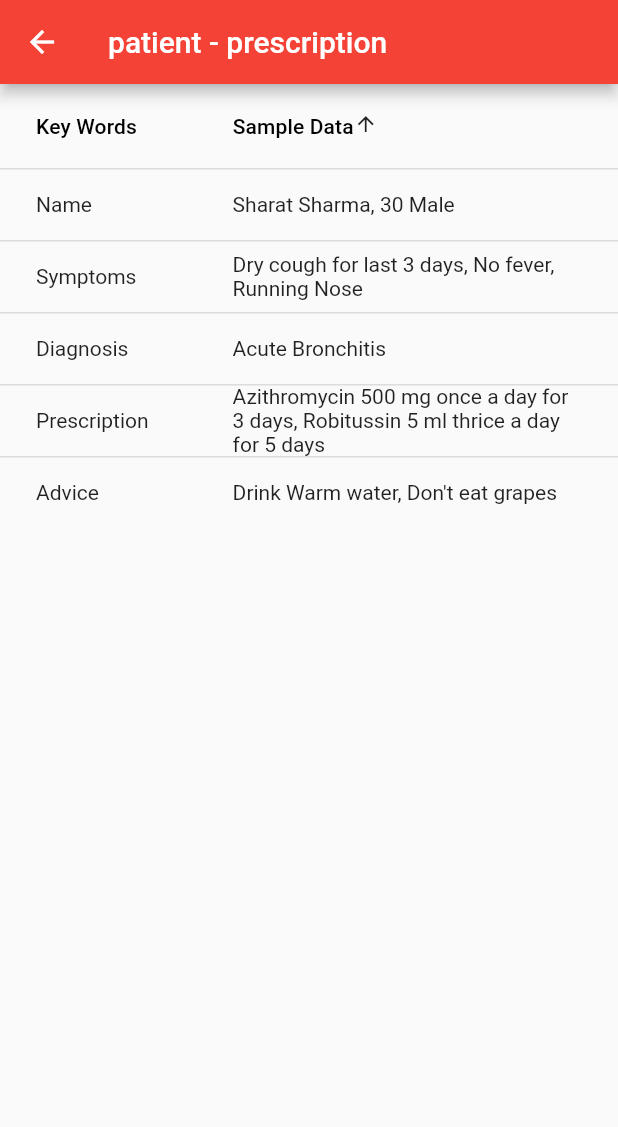
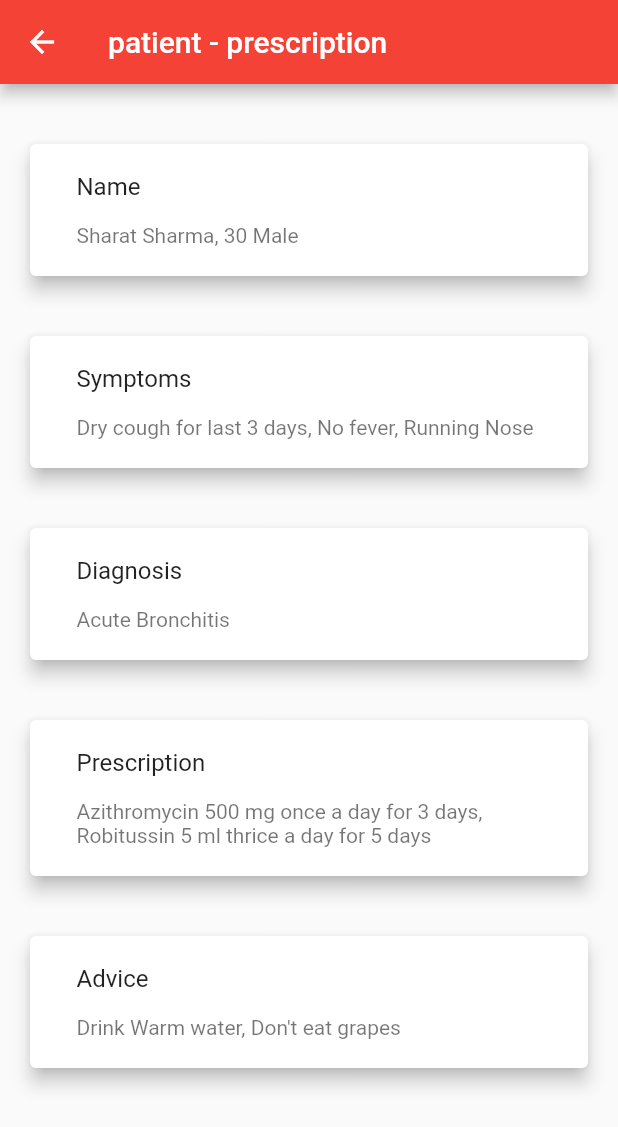
Before and after one commit to nicks101/doctor_prescription_app, a Flutter app: the PatientReportScreen screen opened by its route, on a phone screen of 412 x 824 dp. Shown: the top 1127 px of the screen. Run offline on Flutter 3.47's test engine with Material 2 defaults, Android fonts, the phone set to English and light mode, and no system bars; our stand-ins replace simple_animations, speech_to_text; missing offline and left inert: speech_recognition.

Commit message:
patient report changed

```diff
--- a/lib/screens/login_screen.dart
+++ b/lib/screens/login_screen.dart
@@ -1,9 +1,10 @@
+import 'package:doctor_prescriptions/screens/demo_speech.dart';
 import 'package:flutter/material.dart';
 
 import '../widgets/radio_button.dart';
 import '../animation/fade_animation.dart';
-import './demo_speech.dart';
 import './patient_report_screen.dart';
+import './description_screen.dart';
 
 class LoginScreen extends StatefulWidget {
   static const routeName = '/login-screen';
@@ -186,6 +187,8 @@ class _LoginScreenState extends State<LoginScreen> {
                               ),
                               onPressed: () {
                                 if (_selectedButton == 1) {
+                                  // Navigator.of(context).pushReplacementNamed(
+                                  //     DescriptionScreen.routeName);
                                   Navigator.of(context).pushReplacementNamed(
                                       DemoSpeech.routeName);
                                 } else if (_selectedButton == 2) {
--- a/lib/screens/patient_report_screen.dart
+++ b/lib/screens/patient_report_screen.dart
@@ -8,52 +8,74 @@ class PatientReportScreen extends StatefulWidget {
 }
 
 class _PatientReportScreenState extends State<PatientReportScreen> {
-  Widget bodyData() => DataTable(
-      onSelectAll: (b) {},
-      sortColumnIndex: 1,
-      sortAscending: true,
-      columns: <DataColumn>[
-        DataColumn(
-          label: Text("Key Words"),
-          numeric: false,
-          onSort: (i, b) {
-            print("$i $b");
-            setState(() {
-              names.sort((a, b) => a.firstName.compareTo(b.firstName));
-            });
-          },
-          tooltip: "To display first name of the Name",
+
+  double padding = 15.0;
+
+  Widget _buildCard(String firstName, String lastName) {
+    return Container(
+      padding: const EdgeInsets.all(16),
+      child: Card(
+        elevation: 5,
+        child: ListTile(
+          title: Container(
+            padding: EdgeInsets.all(padding),
+            child: Text(firstName),
+          ),
+          subtitle: Container(
+            padding: EdgeInsets.only(bottom: padding, left: padding, right: padding),
+            child: Text(lastName),
+          ),
         ),
-        DataColumn(
-          label: Text("Sample Data"),
-          numeric: false,
-          onSort: (i, b) {
-            print("$i $b");
-            setState(() {
-              names.sort((a, b) => a.lastName.compareTo(b.lastName));
-            });
-          },
-          tooltip: "To display last name of the Name",
-        ),
-      ],
-      rows: names
-          .map(
-            (name) => DataRow(
-                  cells: [
-                    DataCell(
-                      Text(name.firstName),
-                      showEditIcon: false,
-                      placeholder: false,
-                    ),
-                    DataCell(
-                      Text(name.lastName),
-                      showEditIcon: false,
-                      placeholder: false,
-                    )
-                  ],
-                ),
-          )
-          .toList());
+      ),
+    );
+  }
+
+  // Widget bodyData() => DataTable(
+  //     onSelectAll: (b) {},
+  //     sortColumnIndex: 1,
+  //     sortAscending: true,
+  //     columns: <DataColumn>[
+  //       DataColumn(
+  //         label: Text("Key Words"),
+  //         numeric: false,
+  //         onSort: (i, b) {
+  //           print("$i $b");
+  //           setState(() {
+  //             names.sort((a, b) => a.firstName.compareTo(b.firstName));
+  //           });
+  //         },
+  //         tooltip: "To display first name of the Name",
+  //       ),
+  //       DataColumn(
+  //         label: Text("Sample Data"),
+  //         numeric: false,
+  //         onSort: (i, b) {
+  //           print("$i $b");
+  //           setState(() {
+  //             names.sort((a, b) => a.lastName.compareTo(b.lastName));
+  //           });
+  //         },
+  //         tooltip: "To display last name of the Name",
+  //       ),
+  //     ],
+  //     rows: names
+  //         .map(
+  //           (name) => DataRow(
+  //                 cells: [
+  //                   DataCell(
+  //                     Text(name.firstName),
+  //                     showEditIcon: false,
+  //                     placeholder: false,
+  //                   ),
+  //                   DataCell(
+  //                     Text(name.lastName),
+  //                     showEditIcon: false,
+  //                     placeholder: false,
+  //                   )
+  //                 ],
+  //               ),
+  //         )
+  //         .toList());
 
   @override
   Widget build(BuildContext context) {
@@ -62,7 +84,13 @@ class _PatientReportScreenState extends State<PatientReportScreen> {
         title: Text("patient - prescription"),
       ),
       body: Container(
-        child: bodyData(),
+        margin: EdgeInsets.only(top: 20),
+        child: ListView.builder(
+          itemCount: names.length,
+          itemBuilder: (ctx, index) {
+            return _buildCard(names[index].firstName, names[index].lastName);
+          },
+        ),
       ),
     );
   }
@@ -77,14 +105,19 @@ class Name {
 
 var names = <Name>[
   Name(firstName: "Name", lastName: "Sharat Sharma, 30 Male"),
-  Name(firstName: "Symptoms", lastName: lastName()),
+  Name(
+      firstName: "Symptoms",
+      lastName: "Dry cough for last 3 days, No fever, Running Nose"),
   Name(firstName: "Diagnosis", lastName: "Acute Bronchitis"),
-  Name(firstName: "Prescription", lastName: '''Azithromycin 500 mg once a day for 3 days, Robitussin 5 ml thrice a day for 5 days'''),
+  Name(
+      firstName: "Prescription",
+      lastName:
+          '''Azithromycin 500 mg once a day for 3 days, Robitussin 5 ml thrice a day for 5 days'''),
   Name(firstName: "Advice", lastName: '''
 Drink Warm water, Don't eat grapes'''),
 ];
 
-String lastName() {
-  return """
-Dry cough for last 3 days, No fever, Running Nose """;
-}
+// String lastName() {
+//   return """
+// Dry cough for last 3 days, No fever, Running Nose """;
+// }
```
Also changed, not shown: lib/screens/demo_speech.dart (+43 -37 lines), lib/screens/description_screen.dart (+98 -9 lines), lib/screens/edit_prescription_screen.dart (+14 -4 lines).
